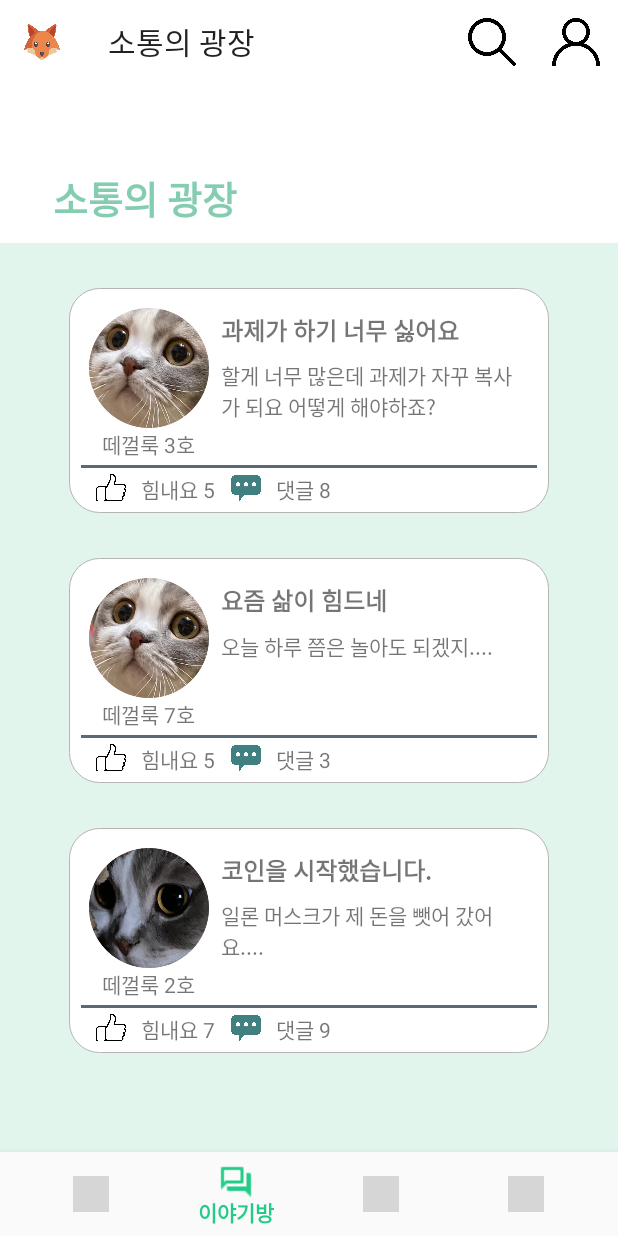
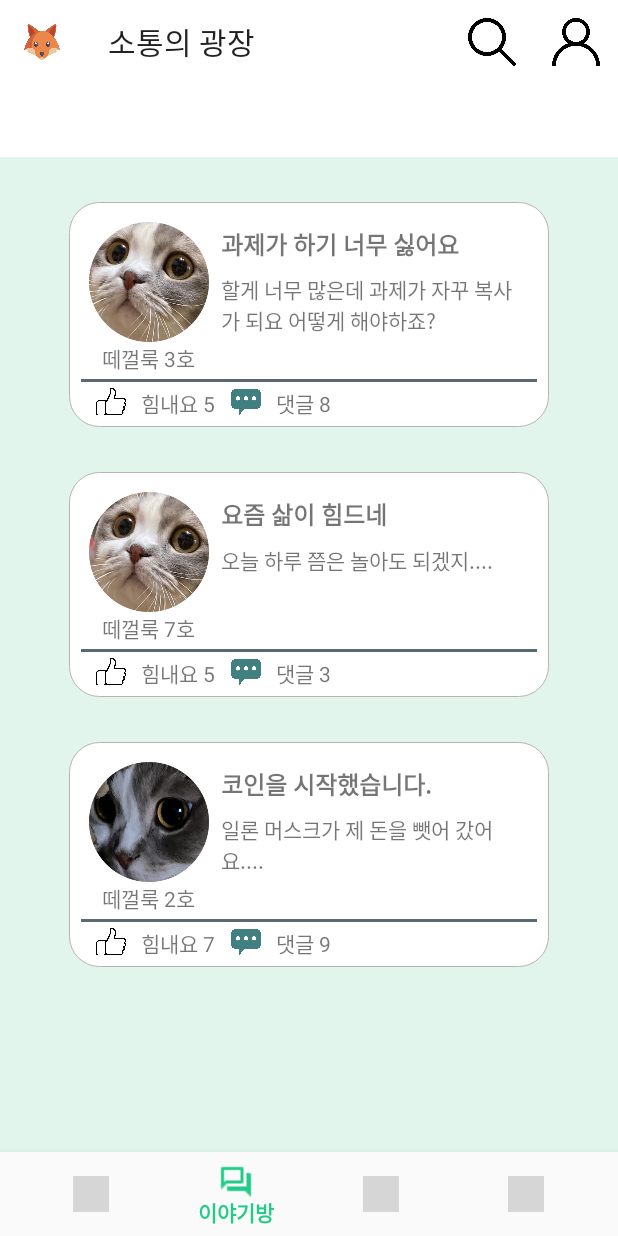
Before and after one commit to anmyeondo/MindVaccine-Demo, an Android app: the screen it shows after launch (MainActivity), item 2 of the bottom bar chosen, on a phone screen of 412 x 824 dp. Run offline under Robolectric (Android 15) with nearby library versions, the phone set to English and light mode, and no system bars; grey boxes are pictures that could not be loaded.

Commit message:
UI update

```diff
--- a/app/src/main/res/layout/fragment_chatting.xml
+++ b/app/src/main/res/layout/fragment_chatting.xml
@@ -11,7 +11,7 @@
     <LinearLayout
         android:id="@+id/header"
         android:layout_width="match_parent"
-        android:layout_height="120dp"
+        android:layout_height="60dp"
         android:background="@color/white"
         android:orientation="horizontal"
         android:padding="5dp">
@@ -19,34 +19,18 @@
         <TextView
             android:layout_width="150dp"
             android:layout_height="50dp"
+            android:layout_marginLeft="30dp"
+            android:layout_marginTop="65dp"
             android:textColor="#85CDB0"
             android:textSize="25dp"
-            android:textStyle="bold"
-            android:layout_marginTop="65dp"
-            android:layout_marginLeft="30dp"
-            android:text="소통의 광장" />
+            android:textStyle="bold" />
 
-        <ImageView
-            android:id="@+id/imageView5"
-            android:layout_width="20dp"
-            android:layout_height="20dp"
-            android:layout_marginLeft="110dp"
-            android:layout_marginTop="80dp"
-            tools:srcCompat="@drawable/searchicon"/>
-
-        <ImageView
-            android:id="@+id/imageView6"
-            android:layout_width="20dp"
-            android:layout_height="20dp"
-            android:layout_marginLeft="10dp"
-            android:layout_marginTop="80dp"
-            tools:srcCompat="@drawable/personicon" />
     </LinearLayout>
 
     <LinearLayout
         android:id="@+id/main"
         android:layout_width="match_parent"
-        android:layout_height="620dp"
+        android:layout_height="675dp"
         android:background="#63B4E4D1"
         android:orientation="vertical"
         app:layout_constraintTop_toTopOf="parent">
@@ -55,10 +39,10 @@
             android:id="@+id/feed1"
             android:layout_width="320dp"
             android:layout_height="150dp"
+            android:layout_gravity="center"
             android:layout_marginTop="30dp"
             android:background="@layout/chatting_feed"
-            android:orientation="vertical"
-            android:layout_gravity="center">
+            android:orientation="vertical">
 
 
             <ImageView
@@ -66,66 +50,66 @@
                 android:layout_width="80dp"
                 android:layout_height="80dp"
                 android:layout_margin="5dp"
-                app:srcCompat="@drawable/cat1"/>
+                app:srcCompat="@drawable/cat1" />
 
             <TextView
                 android:id="@+id/textView1"
                 android:layout_width="75dp"
                 android:layout_height="20dp"
+                android:layout_marginLeft="14dp"
                 android:layout_marginTop="85dp"
-                android:layout_marginLeft="14dp"
                 android:text="떼껄룩 3호" />
 
             <TextView
                 android:id="@+id/title1"
                 android:layout_width="200dp"
                 android:layout_height="30dp"
+                android:layout_marginLeft="93dp"
                 android:layout_marginTop="8dp"
-                android:layout_marginLeft="93dp"
-                android:textStyle="bold"
+                android:text="과제가 하기 너무 싫어요"
                 android:textSize="16dp"
-                android:text="과제가 하기 너무 싫어요" />
+                android:textStyle="bold" />
 
             <TextView
                 android:id="@+id/content1"
                 android:layout_width="200dp"
                 android:layout_height="70dp"
+                android:layout_marginLeft="93dp"
                 android:layout_marginTop="40dp"
-                android:layout_marginLeft="93dp"
                 android:text="할게 너무 많은데 과제가 자꾸 복사가 되요 어떻게 해야하죠?" />
 
             <View
-                android:background="#5A6976"
                 android:layout_width="320dp"
+                android:layout_height="2dp"
                 android:layout_marginTop="110dp"
-                android:layout_height="2dp"/>
+                android:background="#5A6976" />
 
             <ImageView
                 android:layout_width="20dp"
                 android:layout_height="20dp"
+                android:layout_marginLeft="10dp"
                 android:layout_marginTop="115dp"
-                android:layout_marginLeft="10dp"
                 app:srcCompat="@drawable/like" />
 
             <TextView
                 android:layout_width="wrap_content"
                 android:layout_height="wrap_content"
+                android:layout_marginLeft="40dp"
                 android:layout_marginTop="115dp"
-                android:layout_marginLeft="40dp"
                 android:text="힘내요 5" />
 
             <ImageView
                 android:layout_width="20dp"
                 android:layout_height="20dp"
+                android:layout_marginLeft="100dp"
                 android:layout_marginTop="115dp"
-                android:layout_marginLeft="100dp"
                 app:srcCompat="@drawable/sb2" />
 
             <TextView
                 android:layout_width="wrap_content"
                 android:layout_height="wrap_content"
+                android:layout_marginLeft="130dp"
                 android:layout_marginTop="115dp"
-                android:layout_marginLeft="130dp"
                 android:text="댓글 8" />
 
         </FrameLayout>
@@ -134,76 +118,76 @@
             android:id="@+id/feed2"
             android:layout_width="320dp"
             android:layout_height="150dp"
+            android:layout_gravity="center"
             android:layout_marginTop="30dp"
             android:background="@layout/chatting_feed"
-            android:orientation="vertical"
-            android:layout_gravity="center">
+            android:orientation="vertical">
 
             <ImageView
                 android:id="@+id/imageView2"
                 android:layout_width="80dp"
                 android:layout_height="80dp"
                 android:layout_margin="5dp"
-                app:srcCompat="@drawable/cat2"/>
+                app:srcCompat="@drawable/cat2" />
 
             <TextView
                 android:id="@+id/textView2"
                 android:layout_width="wrap_content"
                 android:layout_height="wrap_content"
+                android:layout_marginLeft="14dp"
                 android:layout_marginTop="85dp"
-                android:layout_marginLeft="14dp"
                 android:text="떼껄룩 7호" />
 
             <TextView
                 android:id="@+id/title2"
                 android:layout_width="200dp"
                 android:layout_height="30dp"
+                android:layout_marginLeft="93dp"
                 android:layout_marginTop="8dp"
-                android:layout_marginLeft="93dp"
-                android:textStyle="bold"
+                android:text="요즘 삶이 힘드네"
                 android:textSize="16dp"
-                android:text="요즘 삶이 힘드네" />
+                android:textStyle="bold" />
 
             <TextView
                 android:id="@+id/content2"
                 android:layout_width="200dp"
                 android:layout_height="70dp"
+                android:layout_marginLeft="93dp"
                 android:layout_marginTop="40dp"
-                android:layout_marginLeft="93dp"
                 android:text="오늘 하루 쯤은 놀아도 되겠지.... " />
 
             <View
-                android:background="#5A6976"
                 android:layout_width="320dp"
+                android:layout_height="2dp"
                 android:layout_marginTop="110dp"
-                android:layout_height="2dp"/>
+                android:background="#5A6976" />
 
             <ImageView
                 android:layout_width="20dp"
                 android:layout_height="20dp"
+                android:layout_marginLeft="10dp"
                 android:layout_marginTop="115dp"
-                android:layout_marginLeft="10dp"
                 app:srcCompat="@drawable/like" />
 
             <TextView
                 android:layout_width="wrap_content"
                 android:layout_height="wrap_content"
+                android:layout_marginLeft="40dp"
                 android:layout_marginTop="115dp"
-                android:layout_marginLeft="40dp"
                 android:text="힘내요 5" />
 
             <ImageView
                 android:layout_width="20dp"
                 android:layout_height="20dp"
+                android:layout_marginLeft="100dp"
                 android:layout_marginTop="115dp"
-                android:layout_marginLeft="100dp"
                 app:srcCompat="@drawable/sb2" />
 
             <TextView
                 android:layout_width="wrap_content"
                 android:layout_height="wrap_content"
+                android:layout_marginLeft="130dp"
                 android:layout_marginTop="115dp"
-                android:layout_marginLeft="130dp"
                 android:text="댓글 3" />
 
         </FrameLayout>
@@ -212,10 +196,10 @@
             android:id="@+id/feed3"
             android:layout_width="320dp"
             android:layout_height="150dp"
+            android:layout_gravity="center"
             android:layout_marginTop="30dp"
             android:background="@layout/chatting_feed"
-            android:orientation="vertical"
-            android:layout_gravity="center">
+            android:orientation="vertical">
 
             <ImageView
                 android:id="@+id/imageView3"
@@ -228,60 +212,60 @@
                 android:id="@+id/textView3"
                 android:layout_width="wrap_content"
                 android:layout_height="wrap_content"
+                android:layout_marginLeft="14dp"
                 android:layout_marginTop="85dp"
-                android:layout_marginLeft="14dp"
                 android:text="떼껄룩 2호" />
 
             <TextView
                 android:id="@+id/title3"
                 android:layout_width="200dp"
                 android:layout_height="30dp"
+                android:layout_marginLeft="93dp"
                 android:layout_marginTop="8dp"
-                android:layout_marginLeft="93dp"
-                android:textStyle="bold"
+                android:text="코인을 시작했습니다."
                 android:textSize="16dp"
-                android:text="코인을 시작했습니다." />
+                android:textStyle="bold" />
 
             <TextView
                 android:id="@+id/content3"
                 android:layout_width="200dp"
                 android:layout_height="70dp"
+                android:layout_marginLeft="93dp"
                 android:layout_marginTop="40dp"
-                android:layout_marginLeft="93dp"
                 android:text="일론 머스크가 제 돈을 뺏어 갔어요...." />
 
             <View
-                android:background="#5A6976"
                 android:layout_width="320dp"
+                android:layout_height="2dp"
                 android:layout_marginTop="110dp"
-                android:layout_height="2dp"/>
+                android:background="#5A6976" />
 
             <ImageView
                 android:layout_width="20dp"
                 android:layout_height="20dp"
+                android:layout_marginLeft="10dp"
                 android:layout_marginTop="115dp"
-                android:layout_marginLeft="10dp"
                 app:srcCompat="@drawable/like" />
 
             <TextView
                 android:layout_width="wrap_content"
                 android:layout_height="wrap_content"
+                android:layout_marginLeft="40dp"
                 android:layout_marginTop="115dp"
-                android:layout_marginLeft="40dp"
                 android:text="힘내요 7" />
 
             <ImageView
                 android:layout_width="20dp"
                 android:layout_height="20dp"
+                android:layout_marginLeft="100dp"
                 android:layout_marginTop="115dp"
-                android:layout_marginLeft="100dp"
                 app:srcCompat="@drawable/sb2" />
 
             <TextView
                 android:layout_width="wrap_content"
                 android:layout_height="wrap_content"
+                android:layout_marginLeft="130dp"
                 android:layout_marginTop="115dp"
-                android:layout_marginLeft="130dp"
                 android:text="댓글 9" />
         </FrameLayout>
     </LinearLayout>
--- a/app/src/main/res/layout/fragment_dashboard.xml
+++ b/app/src/main/res/layout/fragment_dashboard.xml
@@ -20,7 +20,7 @@
         <TextView
             android:id="@+id/textView16"
             android:layout_width="match_parent"
-            android:layout_height="40dp" />
+            android:layout_height="37dp" />
 
         <TextView
             android:id="@+id/textView1"
@@ -35,7 +35,7 @@
         <TextView
             android:id="@+id/textView20"
             android:layout_width="match_parent"
-            android:layout_height="20dp" />
+            android:layout_height="15dp" />
 
         <FrameLayout
             android:layout_width="match_parent"
@@ -134,7 +134,7 @@
                 android:layout_gravity="right"
                 android:layout_margin="40dp"
                 android:gravity="center"
-                android:text="7회"
+                android:text="7 회"
                 android:textSize="20sp" />
         </FrameLayout>
 
@@ -164,7 +164,7 @@
                 android:layout_gravity="right"
                 android:layout_margin="40dp"
                 android:gravity="center"
-                android:text="4시간 24분"
+                android:text="4 시간 24 분"
                 android:textSize="20sp" />
         </FrameLayout>
 
```
